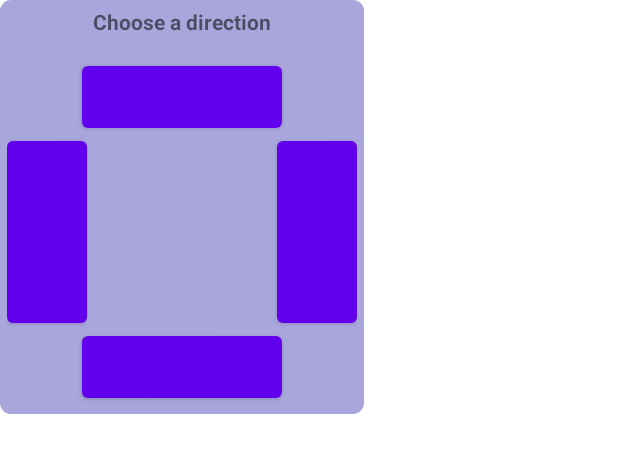
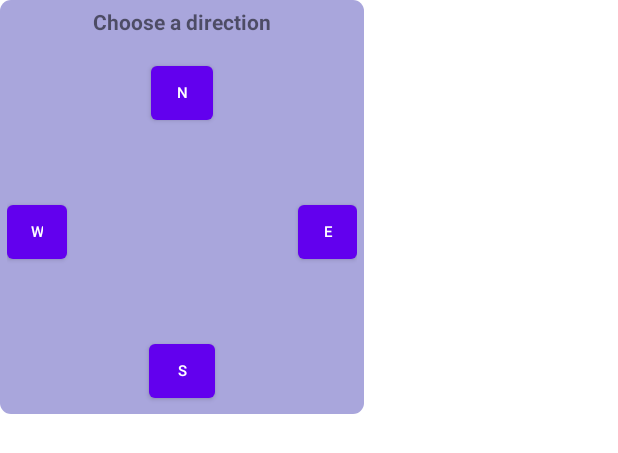
Before and after one commit to zijian99/CZ3004_AndroidApp, an Android app: the layout obstacle_popup_direction.xml on its own in the app's theme, with its tools: preview values and no code run, on a phone screen of 412 x 824 dp. Shown: the top 453 px of the screen. Run offline under Robolectric (Android 15) with nearby library versions, the phone set to English and light mode, and no system bars.

Commit message:
small changes

```diff
--- a/app/src/main/java/com/example/ntugroup35/Bluetooth/BluetoothService.java
+++ b/app/src/main/java/com/example/ntugroup35/Bluetooth/BluetoothService.java
@@ -10,6 +10,7 @@ import android.os.Bundle;
 import android.os.Handler;
 import android.os.Message;
 import android.util.Log;
+import android.widget.Toast;
 
 
 import java.io.IOException;
@@ -304,6 +305,7 @@ public class BluetoothService {
                 if (secure) {
                     tmp = mAdapter.listenUsingRfcommWithServiceRecord(NAME_SECURE,
                             MY_UUID_SECURE);
+                    Toast.makeText(context,"Trying to connect....",Toast.LENGTH_SHORT);
                 } else {
                     tmp = mAdapter.listenUsingInsecureRfcommWithServiceRecord(
                             NAME_INSECURE, MY_UUID_INSECURE);
--- a/app/src/main/java/com/example/ntugroup35/MainActivity.java
+++ b/app/src/main/java/com/example/ntugroup35/MainActivity.java
@@ -81,9 +81,30 @@ public class MainActivity extends AppCompatActivity {
         super.onCreate(savedInstanceState);
         setContentView(R.layout.activity_main);
 
-        listen.setValue("Default");
-        tilt = new Tilt(this);
+//        listen.setValue("Default");
+//        tilt = new Tilt(this);
 
+        init();
+        // Remove shadow of action bar
+        getSupportActionBar().setElevation(0);
+        // Set layout to shift up when soft keyboard is open
+        getWindow().setSoftInputMode(WindowManager.LayoutParams.SOFT_INPUT_ADJUST_PAN);
+
+        if (savedInstanceState == null) {
+            FragmentTransaction transaction = getSupportFragmentManager().beginTransaction();
+            fragment = new BluetoothFragment();
+            transaction.replace(R.id.textBox, fragment);
+            transaction.commit();
+
+        }
+        setupBtn();
+
+    }
+
+    /**
+     * Initialize variables
+     */
+    public void init(){
         //drawing of map grid
         mazeGrid = findViewById(R.id.maze);
 
@@ -96,7 +117,12 @@ public class MainActivity extends AppCompatActivity {
 
         //Update Robot Status
         textRobotStatus = findViewById(R.id.textRobotStatus);
+    }
 
+    /**
+     * Setup button in activity
+     */
+    public void setupBtn(){
         //Start arena exploration
         findViewById(R.id.arenaObstacles).setOnClickListener(new View.OnClickListener() {
             @Override
@@ -114,20 +140,6 @@ public class MainActivity extends AppCompatActivity {
                 textRobotStatus.setText(robot.getStatus());
                 outgoingMessage("STM,I"); //send message to RPI to let them know robot may start moving
             }});
-
-        // Remove shadow of action bar
-        getSupportActionBar().setElevation(0);
-        // Set layout to shift up when soft keyboard is open
-        getWindow().setSoftInputMode(WindowManager.LayoutParams.SOFT_INPUT_ADJUST_PAN);
-
-        if (savedInstanceState == null) {
-            FragmentTransaction transaction = getSupportFragmentManager().beginTransaction();
-            fragment = new BluetoothFragment();
-            transaction.replace(R.id.textBox, fragment);
-            transaction.commit();
-
-        }
-
         // Move forward
         findViewById(R.id.btnForward).setOnClickListener(new View.OnClickListener() {
             @Override
@@ -361,7 +373,6 @@ public class MainActivity extends AppCompatActivity {
 //            }
 //        });
     }
-
     /**
      * Send message to other device
      *
@@ -540,7 +551,7 @@ public class MainActivity extends AppCompatActivity {
     @Override
     protected void onPause() {
         super.onPause();
-        tilt.unregister();
+        //tilt.unregister();
     }
 
     @Override
--- a/app/src/main/java/com/example/ntugroup35/MazeGrid.java
+++ b/app/src/main/java/com/example/ntugroup35/MazeGrid.java
@@ -42,7 +42,7 @@ public class MazeGrid extends View {
 
     // Images
     private final Bitmap robotBitmap = BitmapFactory.decodeResource(getContext().getResources(), R.drawable.robot);
-    private final Bitmap robotBoxBitmap = BitmapFactory.decodeResource(getContext().getResources(), R.drawable.robot2);
+    private final Bitmap robotBoxBitmap = BitmapFactory.decodeResource(getContext().getResources(), R.drawable.robot);
     private final Bitmap obstacleBitmap = BitmapFactory.decodeResource(getContext().getResources(), R.drawable.obstacleblock);
 
     // Handle motion
@@ -58,10 +58,21 @@ public class MazeGrid extends View {
     public static final int obstacleBoxBottom = 16 - 2;
     public static final int obstacleBoxTop = 16;
 
+    /**
+     * Construtor of MazeGrid
+     *
+     * @param context
+     */
     public MazeGrid(Context context){
         this(context, null);
     }
 
+    /**
+     * Constructor of MazeGrid
+     *
+     * @param context
+     * @param attrs
+     */
     public MazeGrid(Context context, AttributeSet attrs){
         super(context, attrs);
         whitePaint.setColor(Color.WHITE);
@@ -79,6 +90,7 @@ public class MazeGrid extends View {
         exploredWhiteNumber.setTextSize(22);
         exploredWhiteNumber.setTextAlign(Paint.Align.CENTER);
     }
+
 
     @Override
     protected void onDraw(Canvas canvas){
@@ -103,6 +115,9 @@ public class MazeGrid extends View {
         drawRobot(canvas, MainActivity.robot.getX(), MainActivity.robot.getY(), MainActivity.robot.getDirection());
     }
 
+    /**
+     * Calculate the dimension based on phone width and height
+     */
     private void calculateDimensions(){
         int toolbarNumOfCells = 4;
         this.width = getWidth();
@@ -115,6 +130,11 @@ public class MazeGrid extends View {
         this.toolbar = toolbarNumOfCells * cellWidth;
     }
 
+    /**
+     * Draw coordinates
+     *
+     * @param canvas
+     */
     private void drawCoordinates(Canvas canvas){
         float offsetX = padding + border + cellWidth;
         float offsetY = padding + border;
@@ -139,6 +159,14 @@ public class MazeGrid extends View {
         }
     }
 
+    /**
+     * Draw robot
+     *
+     * @param canvas
+     * @param col
+     * @param row
+     * @param direction
+     */
     private void drawRobot(Canvas canvas, int col, int row, char direction){
         Matrix robotBoxMatrix = new Matrix();
         Bitmap robotBoxBitmap = Bitmap.createBitmap(this.robotBoxBitmap,0,0, this.robotBoxBitmap.getWidth(),
@@ -170,6 +198,10 @@ public class MazeGrid extends View {
 
     }
 
+    /**
+     * Draw Obstacle
+     * @param canvas
+     */
     private void drawObstacles(Canvas canvas){
         float textSize = this.whiteNumber.getTextSize();
         Maze maze = Maze.getInstance();
@@ -205,6 +237,10 @@ public class MazeGrid extends View {
         }
     }
 
+    /**
+     * Draw obstacle box
+     * @param canvas
+     */
     private void drawObstacleBox(Canvas canvas){
         Matrix matrix = new Matrix();
         Bitmap bm = Bitmap.createBitmap(obstacleBitmap,0,0, obstacleBitmap.getWidth(), obstacleBitmap.getHeight(), matrix, true);
@@ -213,6 +249,9 @@ public class MazeGrid extends View {
 
     }
 
+    /**
+     * Gesture detector
+     */
     // Gesture detector for handling long presses
     final GestureDetector gestureDetector = new GestureDetector(getContext(), new GestureDetector.SimpleOnGestureListener() {
         public void onLongPress(MotionEvent event) {
@@ -225,6 +264,11 @@ public class MazeGrid extends View {
         }
     });
 
+    /**
+     * Handle touch and drag of robot and obstacle
+     * @param event
+     * @return
+     */
     @Override
     public boolean onTouchEvent(MotionEvent event) {
         switch (event.getAction()) {
@@ -316,6 +360,12 @@ public class MazeGrid extends View {
         return true;
     }
 
+    /**
+     * Set the obstacle facing direction
+     *
+     * @param obstacle
+     * @param side
+     */
     public void setObstacleDirection(Obstacle obstacle, char side){
         obstacle.setSide(side);
         char direction = obstacle.getSide();
@@ -325,6 +375,13 @@ public class MazeGrid extends View {
         invalidate();
     }
 
+    /**
+     * Convert direction char to int
+     *
+     * @param direction
+     * @param num
+     * @return
+     */
     public String directionTo1234(char direction, String num){
         if (direction == 'N')
             num = "1";
--- a/app/src/main/res/layout/obstacle_popup_direction.xml
+++ b/app/src/main/res/layout/obstacle_popup_direction.xml
@@ -24,31 +24,41 @@
 
             <Button
                 android:id="@+id/obstacleN"
-                android:layout_width="200px"
-                android:layout_height="80px"
+                android:layout_width="41dp"
+                android:layout_height="wrap_content"
+                android:layout_alignParentTop="true"
                 android:layout_centerHorizontal="true"
-                android:layout_alignParentTop="true"/>
+                android:textSize="10dp"
+                android:text="N" />
 
             <Button
                 android:id="@+id/obstacleS"
-                android:layout_width="200px"
-                android:layout_height="80px"
+                android:layout_width="44dp"
+                android:layout_height="wrap_content"
+                android:layout_alignParentBottom="true"
                 android:layout_centerHorizontal="true"
-                android:layout_alignParentBottom="true"/>
+                android:layout_marginBottom="0dp"
+                android:textSize="10dp"
+                android:text="S" />
 
             <Button
                 android:id="@+id/obstacleW"
-                android:layout_width="80px"
-                android:layout_height="200px"
+                android:layout_width="40dp"
+                android:layout_height="wrap_content"
                 android:layout_alignParentStart="true"
-                android:layout_centerVertical="true" />
+                android:layout_centerVertical="true"
+                android:layout_marginStart="0dp"
+                android:textSize="10dp"
+                android:text="W" />
 
             <Button
                 android:id="@+id/obstacleE"
-                android:layout_width="80px"
-                android:layout_height="200px"
+                android:layout_width="39dp"
+                android:layout_height="wrap_content"
+                android:layout_alignParentEnd="true"
                 android:layout_centerVertical="true"
-                android:layout_alignParentEnd="true"/>
+                android:textSize="10dp"
+                android:text="E" />
 
         </RelativeLayout>
 
```
Also changed, not shown: app/src/main/java/com/example/ntugroup35/Maze.java (+38 -0 lines).
